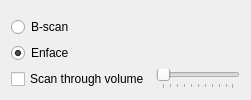
This is src/main/ui/bscanplotter.ui in BUNPC/PyImageOCT as Qt 5 draws it before an edit. The edited form follows.
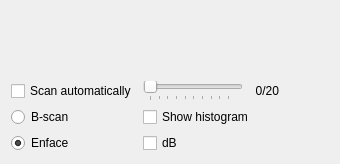
This is the edited form.

Commit message: Vis widgets

```diff
--- a/src/main/ui/bscanplotter.ui
+++ b/src/main/ui/bscanplotter.ui
@@ -1,12 +1,17 @@
 <?xml version="1.0"?>
 <ui version="4.0">
- <author></author>
- <comment></comment>
- <exportmacro></exportmacro>
- <class>Form</class>
- <widget class="QWidget" name="widgetBScan" native="true">
+ <class>widgetBScan</class>
+ <widget class="QWidget" name="widgetBScan">
+  <property name="geometry">
+   <rect>
+    <x>0</x>
+    <y>0</y>
+    <width>296</width>
+    <height>164</height>
+   </rect>
+  </property>
        <layout class="QGridLayout" name="layoutVisB">
-        <item row="5" column="0">
+   <item row="8" column="0">
          <widget class="QRadioButton" name="radioEnface">
           <property name="toolTip">
            <string>Slice through B-scans or through enface C-scans</string>
@@ -22,11 +27,20 @@
         <item row="6" column="1">
          <widget class="QSlider" name="sliderSlice">
           <property name="enabled">
-           <bool>false</bool>
+      <bool>true</bool>
+     </property>
+     <property name="minimumSize">
+      <size>
+       <width>100</width>
+       <height>0</height>
+      </size>
           </property>
           <property name="toolTip">
            <string>Scan automatically through the volume, or select a slice with the slider</string>
           </property>
+     <property name="minimum">
+      <number>1</number>
+     </property>
           <property name="orientation">
            <enum>Qt::Horizontal</enum>
           </property>
@@ -38,38 +52,83 @@
           </property>
          </widget>
         </item>
+   <item row="7" column="0">
+    <widget class="QRadioButton" name="radioBScan">
+     <property name="toolTip">
+      <string>Iterate through B-scans or through enface C-scans</string>
+     </property>
+     <property name="text">
+      <string>B-scan</string>
+     </property>
+    </widget>
+   </item>
         <item row="6" column="0">
          <widget class="QCheckBox" name="checkScanThrough">
           <property name="toolTip">
            <string>Scan automatically through the volume, or select a slice with the slider</string>
           </property>
           <property name="text">
-           <string>Scan through volume</string>
+      <string>Scan automatically</string>
           </property>
           <property name="checked">
            <bool>false</bool>
           </property>
          </widget>
         </item>
-        <item row="0" column="0" rowspan="4" colspan="2">
-         <widget class="QWidget" name="widget2D" native="true">
+   <item row="6" column="2">
+    <widget class="QLabel" name="sliceLabel">
+     <property name="sizePolicy">
+      <sizepolicy hsizetype="Fixed" vsizetype="Preferred">
+       <horstretch>0</horstretch>
+       <verstretch>0</verstretch>
+      </sizepolicy>
+     </property>
+     <property name="minimumSize">
+      <size>
+       <width>80</width>
+       <height>0</height>
+      </size>
+     </property>
+     <property name="maximumSize">
+      <size>
+       <width>80</width>
+       <height>16777215</height>
+      </size>
+     </property>
+     <property name="text">
+      <string>  0/20 </string>
+     </property>
+    </widget>
+   </item>
+   <item row="7" column="1" colspan="2">
+    <widget class="QCheckBox" name="histogramCheck">
+     <property name="toolTip">
+      <string>Adjust image levels with histogram interface</string>
+     </property>
+     <property name="text">
+      <string>Show histogram</string>
+     </property>
+    </widget>
+   </item>
+   <item row="8" column="1" colspan="2">
+    <widget class="QCheckBox" name="dbCheck">
+     <property name="toolTip">
+      <string>If checked, applies 20*log10 transformation</string>
+     </property>
+     <property name="text">
+      <string>dB</string>
+     </property>
+    </widget>
+   </item>
+   <item row="0" column="0" rowspan="4" colspan="3">
+    <widget class="QWidget" name="widget3D" native="true">
           <property name="autoFillBackground">
            <bool>true</bool>
           </property>
          </widget>
         </item>
-        <item row="4" column="0">
-         <widget class="QRadioButton" name="radioBScan">
-          <property name="toolTip">
-           <string>Slice through B-scans or through enface C-scans</string>
-          </property>
-          <property name="text">
-           <string>B-scan</string>
-          </property>
-         </widget>
-        </item>
-       </layout>
-      </widget>
- <pixmapfunction></pixmapfunction>
+  </layout>
+ </widget>
+ <resources/>
  <connections/>
 </ui>
```
Left out of the diff: 4 changed lines with no effect on the pictures. Lines whose indentation alone changed are shown as unchanged. The commit also changes 6 other files.
